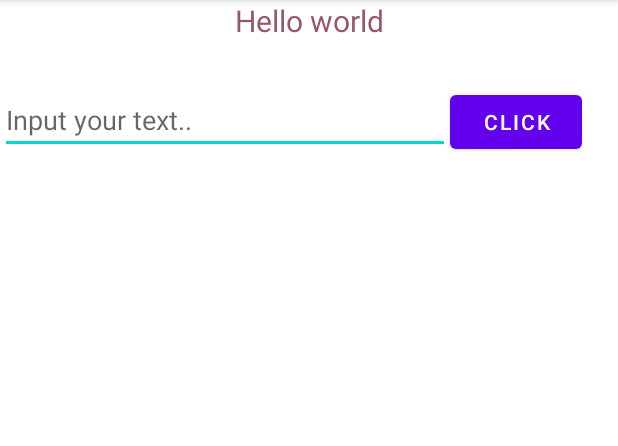
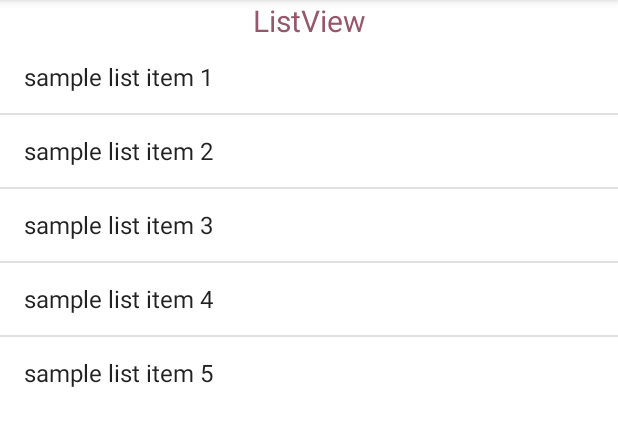
Before and after one commit to asci-00/android_study, an Android app: the screen it shows after launch (MainActivity), on a phone screen of 412 x 824 dp, the part 84-530 px from its top. Run offline under Robolectric (Android 15) with nearby library versions, the phone set to English and light mode, and no system bars.

Commit message:
feat: sample ListView layout 구현

```diff
--- a/app/src/main/java/com/example/first_project/MainActivity.java
+++ b/app/src/main/java/com/example/first_project/MainActivity.java
@@ -3,28 +3,34 @@ package com.example.first_project;
 import androidx.appcompat.app.AppCompatActivity;
 
 import android.os.Bundle;
-import android.view.View;
-import android.widget.Button;
-import android.widget.EditText;
+import android.widget.ArrayAdapter;
+import android.widget.ListView;
+
+import java.util.ArrayList;
+import java.util.List;
 
 public class MainActivity extends AppCompatActivity {
-    EditText et_id;
-    Button btn_test;
+    private ListView listView;
+    private List<String> items = new ArrayList<>();
 
     @Override
     protected void onCreate(Bundle savedInstanceState) {
         super.onCreate(savedInstanceState);
         setContentView(R.layout.activity_main);
 
-        et_id = findViewById(R.id.et_id);   // xml에서 해당 id 값을 가진 view를 가져옴
-        btn_test = findViewById(R.id.btn_test);
+        listView = findViewById(R.id.list_view);
+        ArrayAdapter<String> adp =
+                new ArrayAdapter<>(this, android.R.layout.simple_list_item_1, items);
+        // list item view를 위한 adapter
 
-        btn_test.setOnClickListener(new View.OnClickListener() {
+        listView.setAdapter(adp);
 
-            @Override
-            public void onClick(View view) {
-                et_id.setText("Custom Input Text");
-            }
-        });
+        items.add("sample list item 1");
+        items.add("sample list item 2");
+        items.add("sample list item 3");
+        items.add("sample list item 4");
+        items.add("sample list item 5");
+
+        adp.notifyDataSetChanged(); // data 적용(필수)
     }
 }
--- a/app/src/main/res/layout/activity_main.xml
+++ b/app/src/main/res/layout/activity_main.xml
@@ -13,23 +13,12 @@
         android:textAlignment="center"
         android:textColor="#95576C"
         android:textFontWeight="900"
-        android:text="Hello world"/>
-    <LinearLayout
-        android:layout_width="wrap_content"
-        android:layout_height="wrap_content"
-        android:orientation="horizontal"
-        android:layout_marginTop="30dp"
-        android:textAlignment="center">
-        <EditText
-            android:id="@+id/et_id"
-            android:layout_width="300dp"
-            android:layout_height="wrap_content"
-            android:hint="Input your text.."/>
-        <Button
-            android:id="@+id/btn_test"
-            android:layout_width="wrap_content"
-            android:layout_height="wrap_content"
-            android:text="Click"/>
-    </LinearLayout>
+        android:text="ListView"/>
+    <ListView
+        android:id="@+id/list_view"
+        android:layout_width="match_parent"
+        android:layout_height="wrap_content">
+
+    </ListView>
 
 </LinearLayout>
```
